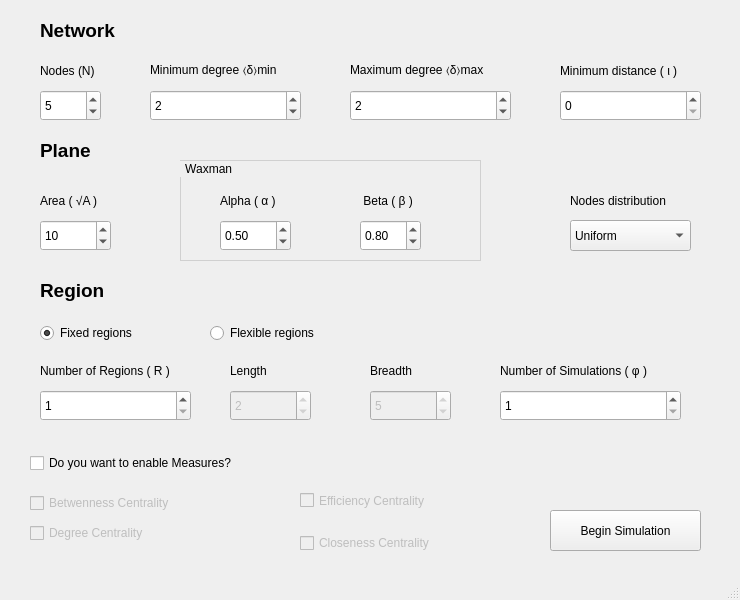
Above: nttgen/mainwindow.ui from Trindad/network-topologies-generator-frontend before the change. Below: the same form after it.
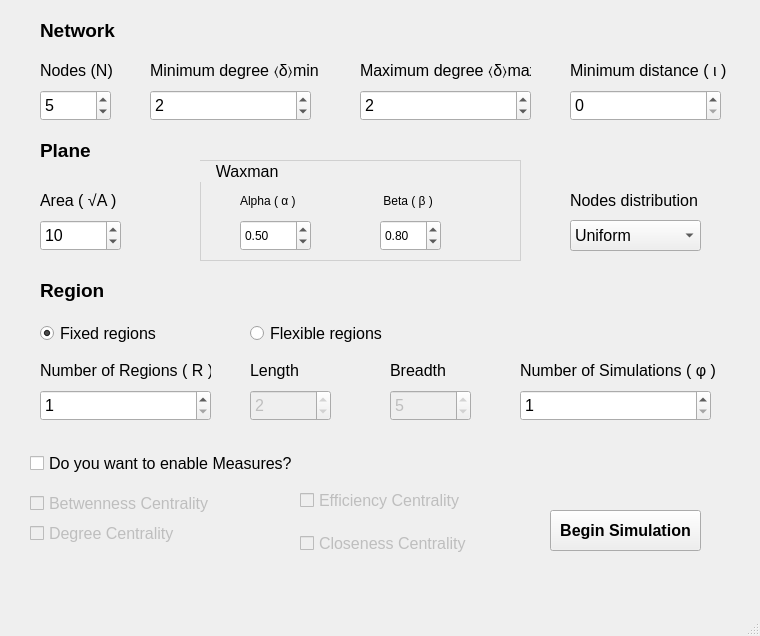
That is the form after the change.

```diff
--- a/nttgen/mainwindow.ui
+++ b/nttgen/mainwindow.ui
@@ -6,10 +6,15 @@
    <rect>
     <x>0</x>
     <y>0</y>
-    <width>740</width>
-    <height>600</height>
+    <width>760</width>
+    <height>636</height>
    </rect>
   </property>
+  <property name="font">
+   <font>
+    <pointsize>12</pointsize>
+   </font>
+  </property>
   <property name="windowTitle">
    <string>Network Topologies Generator</string>
   </property>
@@ -23,6 +28,12 @@
       <height>41</height>
      </rect>
     </property>
+    <property name="font">
+     <font>
+      <weight>75</weight>
+      <bold>true</bold>
+     </font>
+    </property>
     <property name="text">
      <string>Begin Simulation</string>
     </property>
@@ -32,7 +43,7 @@
      <rect>
       <x>40</x>
       <y>90</y>
-      <width>61</width>
+      <width>71</width>
       <height>31</height>
      </rect>
     </property>
@@ -51,7 +62,7 @@
      <rect>
       <x>150</x>
       <y>90</y>
-      <width>151</width>
+      <width>161</width>
       <height>31</height>
      </rect>
     </property>
@@ -68,9 +79,9 @@
    <widget class="QSpinBox" name="maximumDegree">
     <property name="geometry">
      <rect>
-      <x>350</x>
+      <x>360</x>
       <y>90</y>
-      <width>161</width>
+      <width>171</width>
       <height>31</height>
      </rect>
     </property>
@@ -87,9 +98,9 @@
    <widget class="QSpinBox" name="distance">
     <property name="geometry">
      <rect>
-      <x>560</x>
+      <x>570</x>
       <y>90</y>
-      <width>141</width>
+      <width>151</width>
       <height>31</height>
      </rect>
     </property>
@@ -99,7 +110,7 @@
      <rect>
       <x>40</x>
       <y>220</y>
-      <width>71</width>
+      <width>81</width>
       <height>31</height>
      </rect>
     </property>
@@ -118,7 +129,7 @@
      <rect>
       <x>40</x>
       <y>390</y>
-      <width>151</width>
+      <width>171</width>
       <height>31</height>
      </rect>
     </property>
@@ -135,7 +146,7 @@
     </property>
     <property name="geometry">
      <rect>
-      <x>230</x>
+      <x>250</x>
       <y>390</y>
       <width>81</width>
       <height>31</height>
@@ -157,7 +168,7 @@
     </property>
     <property name="geometry">
      <rect>
-      <x>370</x>
+      <x>390</x>
       <y>390</y>
       <width>81</width>
       <height>31</height>
@@ -192,7 +203,7 @@
    <widget class="QRadioButton" name="fexibleRegions">
     <property name="geometry">
      <rect>
-      <x>210</x>
+      <x>250</x>
       <y>320</y>
       <width>161</width>
       <height>26</height>
@@ -207,7 +218,7 @@
      <rect>
       <x>570</x>
       <y>220</y>
-      <width>121</width>
+      <width>131</width>
       <height>31</height>
      </rect>
     </property>
@@ -227,7 +238,7 @@
      <rect>
       <x>30</x>
       <y>450</y>
-      <width>251</width>
+      <width>291</width>
       <height>26</height>
      </rect>
     </property>
@@ -275,7 +286,7 @@
      <rect>
       <x>300</x>
       <y>490</y>
-      <width>161</width>
+      <width>171</width>
       <height>21</height>
      </rect>
     </property>
@@ -291,7 +302,7 @@
      <rect>
       <x>300</x>
       <y>530</y>
-      <width>161</width>
+      <width>181</width>
       <height>26</height>
      </rect>
     </property>
@@ -302,9 +313,9 @@
    <widget class="QSpinBox" name="numberOfSimulations">
     <property name="geometry">
      <rect>
-      <x>500</x>
+      <x>520</x>
       <y>390</y>
-      <width>181</width>
+      <width>191</width>
       <height>31</height>
      </rect>
     </property>
@@ -320,7 +331,7 @@
      <rect>
       <x>40</x>
       <y>60</y>
-      <width>67</width>
+      <width>81</width>
       <height>21</height>
      </rect>
     </property>
@@ -333,7 +344,7 @@
      <rect>
       <x>150</x>
       <y>60</y>
-      <width>151</width>
+      <width>171</width>
       <height>21</height>
      </rect>
     </property>
@@ -344,7 +355,7 @@
    <widget class="QLabel" name="label_3">
     <property name="geometry">
      <rect>
-      <x>350</x>
+      <x>360</x>
       <y>60</y>
       <width>171</width>
       <height>21</height>
@@ -357,9 +368,9 @@
    <widget class="QLabel" name="label_4">
     <property name="geometry">
      <rect>
-      <x>560</x>
+      <x>570</x>
       <y>60</y>
-      <width>141</width>
+      <width>161</width>
       <height>21</height>
      </rect>
     </property>
@@ -370,9 +381,9 @@
    <widget class="QLabel" name="label_5">
     <property name="geometry">
      <rect>
-      <x>500</x>
+      <x>520</x>
       <y>360</y>
-      <width>181</width>
+      <width>201</width>
       <height>21</height>
      </rect>
     </property>
@@ -383,7 +394,7 @@
    <widget class="QLabel" name="label_8">
     <property name="geometry">
      <rect>
-      <x>230</x>
+      <x>250</x>
       <y>360</y>
       <width>67</width>
       <height>21</height>
@@ -396,7 +407,7 @@
    <widget class="QLabel" name="label_9">
     <property name="geometry">
      <rect>
-      <x>370</x>
+      <x>390</x>
       <y>360</y>
       <width>67</width>
       <height>21</height>
@@ -411,7 +422,7 @@
      <rect>
       <x>40</x>
       <y>360</y>
-      <width>161</width>
+      <width>171</width>
       <height>21</height>
      </rect>
     </property>
@@ -488,9 +499,9 @@
    <widget class="QGroupBox" name="groupBox">
     <property name="geometry">
      <rect>
-      <x>180</x>
+      <x>200</x>
       <y>160</y>
-      <width>301</width>
+      <width>321</width>
       <height>101</height>
      </rect>
     </property>
@@ -501,7 +512,7 @@
 }</string>
     </property>
     <property name="title">
-     <string> Waxman</string>
+     <string>   Waxman</string>
     </property>
     <widget class="QLabel" name="label_7">
      <property name="geometry">
@@ -594,6 +605,24 @@
      <string>Region</string>
     </property>
    </widget>
+   <widget class="QLabel" name="error">
+    <property name="geometry">
+     <rect>
+      <x>50</x>
+      <y>580</y>
+      <width>661</width>
+      <height>21</height>
+     </rect>
+    </property>
+    <property name="font">
+     <font>
+      <pointsize>10</pointsize>
+     </font>
+    </property>
+    <property name="text">
+     <string/>
+    </property>
+   </widget>
    <zorder>fexibleRegions</zorder>
    <zorder>groupBox</zorder>
    <zorder>pushButton</zorder>
@@ -627,7 +656,81 @@
    <zorder>label_14</zorder>
    <zorder>label_15</zorder>
   </widget>
-  <widget class="QStatusBar" name="statusBar"/>
+  <widget class="QStatusBar" name="statusBar">
+   <property name="enabled">
+    <bool>true</bool>
+   </property>
+   <property name="palette">
+    <palette>
+     <active>
+      <colorrole role="WindowText">
+       <brush brushstyle="SolidPattern">
+        <color alpha="255">
+         <red>255</red>
+         <green>0</green>
+         <blue>0</blue>
+        </color>
+       </brush>
+      </colorrole>
+      <colorrole role="Text">
+       <brush brushstyle="SolidPattern">
+        <color alpha="255">
+         <red>255</red>
+         <green>0</green>
+         <blue>0</blue>
+        </color>
+       </brush>
+      </colorrole>
+     </active>
+     <inactive>
+      <colorrole role="WindowText">
+       <brush brushstyle="SolidPattern">
+        <color alpha="255">
+         <red>255</red>
+         <green>0</green>
+         <blue>0</blue>
+        </color>
+       </brush>
+      </colorrole>
+      <colorrole role="Text">
+       <brush brushstyle="SolidPattern">
+        <color alpha="255">
+         <red>255</red>
+         <green>0</green>
+         <blue>0</blue>
+        </color>
+       </brush>
+      </colorrole>
+     </inactive>
+     <disabled>
+      <colorrole role="WindowText">
+       <brush brushstyle="SolidPattern">
+        <color alpha="255">
+         <red>118</red>
+         <green>118</green>
+         <blue>117</blue>
+        </color>
+       </brush>
+      </colorrole>
+      <colorrole role="Text">
+       <brush brushstyle="SolidPattern">
+        <color alpha="255">
+         <red>118</red>
+         <green>118</green>
+         <blue>117</blue>
+        </color>
+       </brush>
+      </colorrole>
+     </disabled>
+    </palette>
+   </property>
+   <property name="font">
+    <font>
+     <family>DejaVu Sans</family>
+     <pointsize>12</pointsize>
+    </font>
+   </property>
+  </widget>
  </widget>
  <layoutdefault spacing="6" margin="11"/>
  <tabstops>
```
Left out of the diff: 1 changed line with no effect on the pictures.
